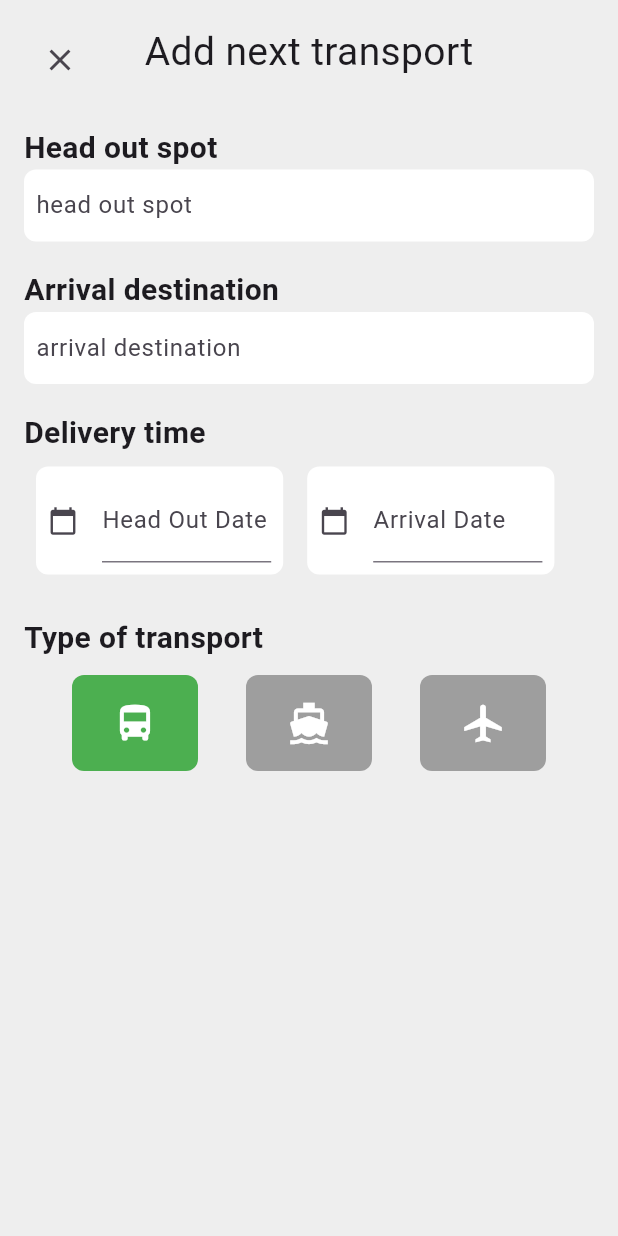
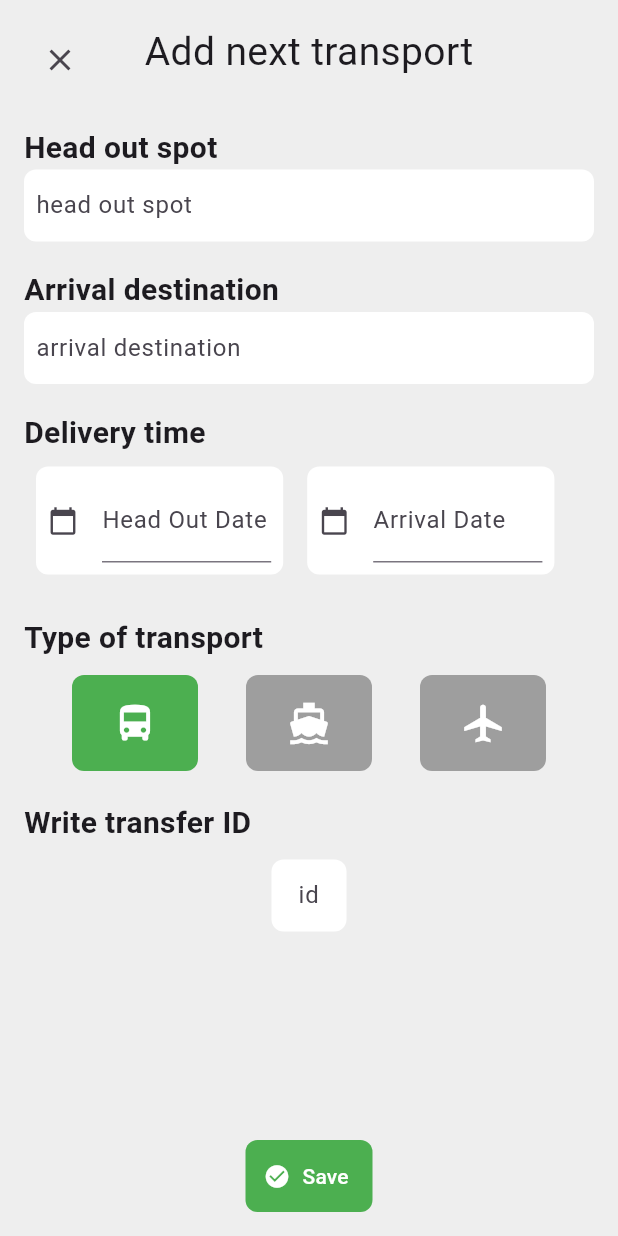
Before and after one commit to KosmasProjects/TransportApp, a Flutter app: the screen it shows after launch, after a tap on the "add" icon, on a phone screen of 412 x 824 dp. Run offline on Flutter 3.47's test engine with Material 2 defaults, Android fonts, the phone set to English and light mode, and no system bars; our stand-ins replace bloc, equatable, flutter_bloc.

Commit message:
added logic for adding new transfer

```diff
--- a/lib/home/bloc/transport_bloc.dart
+++ b/lib/home/bloc/transport_bloc.dart
@@ -28,7 +28,7 @@ class TransportBloc extends Bloc<TransportEvent, TransportState> {
     // state.transfers.add(event.transfer);
     final state = this.state as TransportListInitial;
     // emit(TransportListInitial(transfers: state.transfers));
-    final data = List.of(state.transfers)..remove(event.transfer);
+    final data = List.of(state.transfers)..add(event.transfer);
     emit(TransportListInitial(transfers: data));
   }
 
--- a/lib/home/ui/transport_page.dart
+++ b/lib/home/ui/transport_page.dart
@@ -152,8 +152,9 @@ class _TransportPageState extends State<TransportPage> {
     TextEditingController arivalDestination = TextEditingController();
     TextEditingController dateInputHeadOut = TextEditingController();
     TextEditingController dateInputArrival = TextEditingController();
-    DateTime headOutDate;
-    DateTime arivalDate;
+    TextEditingController dateInputID = TextEditingController();
+    DateTime? headOutDate;
+    DateTime? arivalDate;
     int indexOfType = 1;
 
     return Dialog.fullscreen(
@@ -358,6 +359,44 @@ class _TransportPageState extends State<TransportPage> {
                           )),
                     )),
               ],
+            ),
+            SizedBox(height: 20),
+            PopUpTopic(label: 'Write transfer ID'), SizedBox(height: 10),
+            Container(
+              width: 50,
+              decoration: BoxDecoration(
+                  color: Colors.white, borderRadius: BorderRadius.circular(8)),
+              child: TextFormField(
+                controller: dateInputID,
+                textAlign: TextAlign.center,
+                decoration: InputDecoration(
+                  border: InputBorder.none,
+                  hintText: 'id',
+                  focusedBorder: null,
+                ),
+                keyboardType: TextInputType.number,
+              ),
+            ),
+            Spacer(),
+            Container(
+              decoration: BoxDecoration(
+                  color: Colors.green, borderRadius: BorderRadius.circular(8)),
+              child: TextButton.icon(
+                  style: TextButton.styleFrom(foregroundColor: Colors.white),
+                  onPressed: () {
+                    print(dateInputID);
+                    final newtransfer = Transfer(
+                        id: int.parse(dateInputID.text),
+                        headOutDate: headOutDate as DateTime,
+                        arivalDate: arivalDate as DateTime,
+                        transportType: TransportType.land,
+                        headOutDestination: headOutDestination.text,
+                        arivalDestination: arivalDestination.text);
+                    context.read<TransportBloc>().add(AddTransfer(newtransfer));
+                    Navigator.pop(context);
+                  },
+                  icon: Icon(Icons.check_circle),
+                  label: Text('Save')),
             )
             // DatePickerDialog(
             //     initialDate: DateTime(2023),
```
